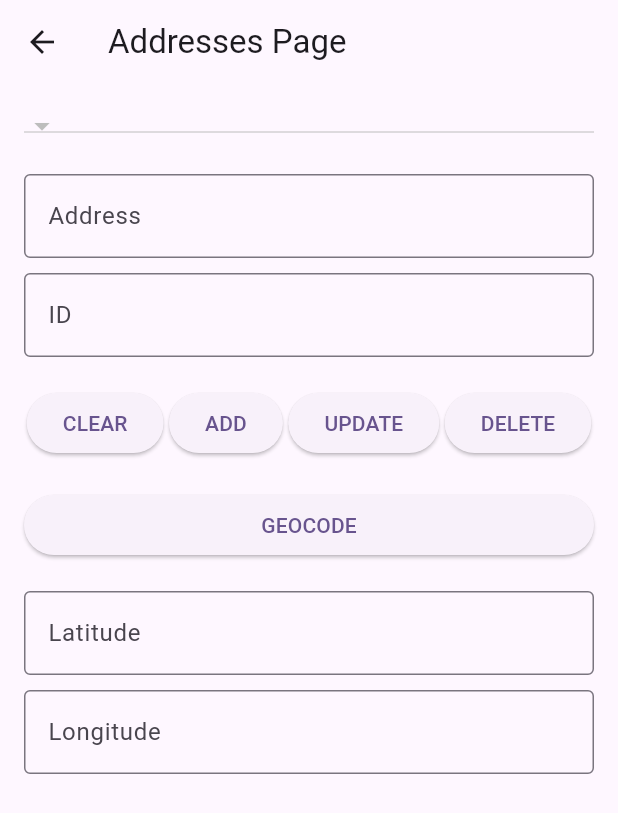
After one commit to lcbathtissue/FlutterCaloriesCalc, a Flutter app: the screen it shows after launch, after a tap on "ADDRESSES", on a phone screen of 412 x 824 dp. The commit adds this screen. Shown: the top 813 px of the screen. Run offline on Flutter 3.47's test engine with Material 3 defaults, Android fonts, the phone set to English and light mode, and no system bars; our stand-ins replace geocoding, sqflite; accounts and stored records are empty.

Commit message:
addresses and reverse geocoding

```diff
--- /dev/null
+++ b/flutter_calories_calc/lib/addresses.dart
@@ -0,0 +1,180 @@
+import 'package:flutter/material.dart';
+import 'databasehelper.dart';
+import 'reversegeocode.dart';
+
+
+class AddressesPage extends StatefulWidget {
+  @override
+  _AddressesPageState createState() => _AddressesPageState();
+}
+
+class _AddressesPageState extends State<AddressesPage> {
+  final TextEditingController addressController = TextEditingController();
+  final TextEditingController idController = TextEditingController();
+  final TextEditingController latController = TextEditingController();
+  final TextEditingController longController = TextEditingController();
+  List<Map<String, dynamic>> addresses = [];
+  Map<String, dynamic> selectedAddress = {};
+  ReverseGeocode reverseGeocode = ReverseGeocode(); // Initialize ReverseGeocode here
+
+  @override
+  void initState() {
+    super.initState();
+    loadAddresses();
+  }
+
+  void loadAddresses() async {
+    final dbHelper = DatabaseHelper();
+    List<Map<String, dynamic>> addressList = await dbHelper.getAddresses();
+
+    // Remove duplicates based on 'id'
+    addressList = addressList.toSet().toList();
+
+    setState(() {
+      addresses = addressList;
+      if (addressList.isNotEmpty) {
+        selectedAddress = addressList[0];
+        displayAddress(selectedAddress);
+      }
+    });
+  }
+
+  void displayAddress(Map<String, dynamic> address) {
+    addressController.text = address['address'];
+    idController.text = address['id'].toString();
+  }
+
+  void clearFields() {
+    addressController.clear();
+    idController.clear();
+  }
+
+  void addAddress() async {
+    final dbHelper = DatabaseHelper();
+    final newAddress = {'address': addressController.text};
+    await dbHelper.insertAddress(newAddress);
+    loadAddresses();
+    clearFields();
+  }
+
+  void updateAddress() async {
+    final dbHelper = DatabaseHelper();
+    final updatedAddress = {
+      'id': selectedAddress['id'],
+      'address': addressController.text
+    };
+    await dbHelper.updateAddress(updatedAddress);
+    loadAddresses();
+    clearFields();
+  }
+
+  void deleteAddress() async {
+    final dbHelper = DatabaseHelper();
+    await dbHelper.deleteAddress(selectedAddress['id']);
+    loadAddresses();
+    clearFields();
+  }
+
+  void getLatLong() async {
+    Map<String, double> latLong =
+        await reverseGeocode.getLatLongFromAddress(addressController.text);
+    setState(() {
+      latController.text = latLong['latitude'].toString();
+      longController.text = latLong['longitude'].toString();
+    });
+  }
+
+  @override
+  Widget build(BuildContext context) {
+    return Scaffold(
+      appBar: AppBar(
+        title: Text('Addresses Page'),
+      ),
+      body: Padding(
+        padding: const EdgeInsets.all(16.0),
+        child: Column(
+          crossAxisAlignment: CrossAxisAlignment.stretch,
+          children: [
+            DropdownButton<Map<String, dynamic>>(
+              value: selectedAddress,
+              items: addresses.map((address) {
+                return DropdownMenuItem<Map<String, dynamic>>(
+                  value: address,
+                  key: UniqueKey(),
+                  child: Text(address['address']),
+                );
+              }).toList(),
+              onChanged: (value) {
+                setState(() {
+                  selectedAddress = value!;
+                  displayAddress(selectedAddress);
+                });
+              },
+            ),
+            SizedBox(height: 20),
+            TextField(
+              controller: addressController,
+              decoration: InputDecoration(
+                labelText: 'Address',
+                border: OutlineInputBorder(),
+              ),
+            ),
+            SizedBox(height: 10),
+            TextField(
+              controller: idController,
+              decoration: InputDecoration(
+                labelText: 'ID',
+                border: OutlineInputBorder(),
+              ),
+            ),
+            SizedBox(height: 20),
+            Row(
+              mainAxisAlignment: MainAxisAlignment.spaceAround,
+              children: [
+                ElevatedButton(
+                  onPressed: clearFields,
+                  child: Text('CLEAR'),
+                ),
+                ElevatedButton(
+                  onPressed: addAddress,
+                  child: Text('ADD'),
+                ),
+                ElevatedButton(
+                  onPressed: updateAddress,
+                  child: Text('UPDATE'),
+                ),
+                ElevatedButton(
+                  onPressed: deleteAddress,
+                  child: Text('DELETE'),
+                ),
+              ],
+            ),
+            SizedBox(height: 20),
+            ElevatedButton(
+              onPressed: getLatLong,
+              child: Text('GEOCODE'),
+            ),
+            SizedBox(height: 20),
+            TextField(
+              controller: latController,
+              readOnly: true,
+              decoration: InputDecoration(
+                labelText: 'Latitude',
+                border: OutlineInputBorder(),
+              ),
+            ),
+            SizedBox(height: 10),
+            TextField(
+              controller: longController,
+              readOnly: true,
+              decoration: InputDecoration(
+                labelText: 'Longitude',
+                border: OutlineInputBorder(),
+              ),
+            ),
+          ],
+        ),
+      ),
+    );
+  }
+}
--- a/flutter_calories_calc/lib/databasehelper.dart
+++ b/flutter_calories_calc/lib/databasehelper.dart
@@ -1,6 +1,8 @@
 import 'package:sqflite/sqflite.dart';
 import 'package:path/path.dart';
 import 'package:path_provider/path_provider.dart';
+import 'dart:io';
+import 'package:flutter/services.dart' show rootBundle;
 
 
 class DatabaseHelper {
@@ -13,7 +15,26 @@ class DatabaseHelper {
   }
 
   Future<void> initDatabase() async {
-    _database = await _initDatabase();
+    bool databaseExists = await checkDatabaseExists();
+    if (!databaseExists) {
+      await _createDatabase();
+      await insertInitialData();
+    }
+  }
+
+  Future<bool> checkDatabaseExists() async {
+    String path = join(await getDatabasesPath(), 'FlutterCaloriesCalc_db.sqlite');
+    return databaseFactory.databaseExists(path);
+  }
+
+  Future<void> _createDatabase() async {
+    String path = join(await getDatabasesPath(), 'FlutterCaloriesCalc_db.sqlite');
+    _database = await openDatabase(path, version: 1, onCreate: _createDb);
+  }
+
+  Future<void> insertInitialData() async {
+    await insertFoodsFromFile();
+    await insertAddressesFromFile();
   }
 
   Future<Database> _initDatabase() async {
@@ -113,31 +134,82 @@ class DatabaseHelper {
     return await db.delete('addresses', where: 'id = ?', whereArgs: [id]);
   }
 
+  Future<void> insertFoodsFromFile() async {
+    try {
+      String foodsData = await rootBundle.loadString('foods');
+      List<String> foodsList = foodsData.split('\n');
+
+      Database db = await database;
+      Batch batch = db.batch();
+
+      for (String foodLine in foodsList) {
+        List<String> foodInfo = foodLine.split('    '); // Split by your delineator
+        String name = foodInfo[0].trim();
+        int calories = int.tryParse(foodInfo[1].trim()) ?? 0; // Parse calories as int
+
+        batch.insert('foods', {'name': name, 'calories': calories});
+      }
+
+      await batch.commit();
+      print('Foods inserted successfully.');
+    } catch (e) {
+      print('Error inserting foods: $e');
+    }
+  }
 
   Future<void> insertAddressesFromFile() async {
     try {
-      Directory appDocDir = await getApplicationDocumentsDirectory();
-      File file = File('${appDocDir.path}/addresses.txt');
+      String addresses = await rootBundle.loadString('addresses');
+      List<String> addressList = addresses.split('\n');
 
-      if (await file.exists()) {
-        List<String> addresses = await file.readAsLines();
+      Database db = await database;
+      Batch batch = db.batch();
 
-        Database db = await database;
-        Batch batch = db.batch();
+      for (String address in addressList) {
+        batch.insert('addresses', {'address': address});
+      }
 
-        for (String address in addresses) {
-          batch.insert('addresses', {'address': address});
-        }
-
-        await batch.commit();
-        print('Addresses inserted successfully.');
-      } else {
-        print('File not found.');
-      }
+      await batch.commit();
+      print('Addresses inserted successfully.');
     } catch (e) {
       print('Error inserting addresses: $e');
     }
   }
 
+  Future<int> clearFoodsTable() async {
+    Database db = await database;
+    return await db.delete('foods');
+  }
 
+  Future<int> clearMealPlanTable() async {
+    Database db = await database;
+    return await db.delete('meal_plan');
+  }
+
+  Future<int> clearAddressesTable() async {
+    Database db = await database;
+    return await db.delete('addresses');
+  }
+
+  Future<void> clearAllTables() async {
+    await clearFoodsTable();
+    await clearMealPlanTable();
+    await clearAddressesTable();
+    print('All tables cleared.');
+  }
+
+  Future<void> deleteDatabaseFile() async {
+    String path = join(await getDatabasesPath(), 'FlutterCaloriesCalc_db.sqlite');
+    if (await databaseExists(path)) {
+      Database? db = _database;
+      if (db != null && db.isOpen) {
+        await db.close();
+      }
+      await deleteDatabase(path);
+      _database = null; // Reset the database reference after deletion
+      print('Database file deleted successfully.');
+    } else {
+      print('Database file does not exist.');
+    }
+  }
 }
--- a/flutter_calories_calc/lib/main.dart
+++ b/flutter_calories_calc/lib/main.dart
@@ -1,38 +1,24 @@
 import 'package:flutter/material.dart';
 import 'databasehelper.dart';
+import 'addresses.dart';
 
 void main() async {
   WidgetsFlutterBinding.ensureInitialized();
   final DatabaseHelper dbHelper = DatabaseHelper();
   await dbHelper.initDatabase();
-  dbHelper.insertAddressesFromFile();
+  // await dbHelper.deleteDatabaseFile();  // for full reset of database
+  // await dbHelper.clearAllTables();  // empties tables but they will not be re-initialized with data from files without full delete
   runApp(const MyApp());
 }
 
 class MyApp extends StatelessWidget {
-  const MyApp({super.key});
+  const MyApp({Key? key}) : super(key: key);
 
-  // This widget is the root of your application.
   @override
   Widget build(BuildContext context) {
     return MaterialApp(
       title: 'Flutter Demo',
       theme: ThemeData(
-        // This is the theme of your application.
-        //
-        // TRY THIS: Try running your application with "flutter run". You'll see
-        // the application has a blue toolbar. Then, without quitting the app,
-        // try changing the seedColor in the colorScheme below to Colors.green
-        // and then invoke "hot reload" (save your changes or press the "hot
-        // reload" button in a Flutter-supported IDE, or press "r" if you used
-        // the command line to start the app).
-        //
-        // Notice that the counter didn't reset back to zero; the application
-        // state is not lost during the reload. To reset the state, use hot
-        // restart instead.
-        //
-        // This works for code too, not just values: Most code changes can be
-        // tested with just a hot reload.
         colorScheme: ColorScheme.fromSeed(seedColor: Colors.deepPurple),
         useMaterial3: true,
       ),
@@ -42,17 +28,7 @@ class MyApp extends StatelessWidget {
 }
 
 class MyHomePage extends StatefulWidget {
-  const MyHomePage({super.key, required this.title});
-
-  // This widget is the home page of your application. It is stateful, meaning
-  // that it has a State object (defined below) that contains fields that affect
-  // how it looks.
-
-  // This class is the configuration for the state. It holds the values (in this
-  // case the title) provided by the parent (in this case the App widget) and
-  // used by the build method of the State. Fields in a Widget subclass are
-  // always marked "final".
-
+  const MyHomePage({Key? key, required this.title}) : super(key: key);
   final String title;
 
   @override
@@ -60,71 +36,26 @@ class MyHomePage extends StatefulWidget {
 }
 
 class _MyHomePageState extends State<MyHomePage> {
-  int _counter = 0;
-
-  void _incrementCounter() {
-    setState(() {
-      // This call to setState tells the Flutter framework that something has
-      // changed in this State, which causes it to rerun the build method below
-      // so that the display can reflect the updated values. If we changed
-      // _counter without calling setState(), then the build method would not be
-      // called again, and so nothing would appear to happen.
-      _counter++;
-    });
-  }
-
   @override
   Widget build(BuildContext context) {
-    // This method is rerun every time setState is called, for instance as done
-    // by the _incrementCounter method above.
-    //
-    // The Flutter framework has been optimized to make rerunning build methods
-    // fast, so that you can just rebuild anything that needs updating rather
-    // than having to individually change instances of widgets.
     return Scaffold(
       appBar: AppBar(
-        // TRY THIS: Try changing the color here to a specific color (to
-        // Colors.amber, perhaps?) and trigger a hot reload to see the AppBar
-        // change color while the other colors stay the same.
-        backgroundColor: Theme.of(context).colorScheme.inversePrimary,
-        // Here we take the value from the MyHomePage object that was created by
-        // the App.build method, and use it to set our appbar title.
-        title: Text(widget.title),
+        title: const Text('Addresses Button'),
       ),
       body: Center(
-        // Center is a layout widget. It takes a single child and positions it
-        // in the middle of the parent.
-        child: Column(
-          // Column is also a layout widget. It takes a list of children and
-          // arranges them vertically. By default, it sizes itself to fit its
-          // children horizontally, and tries to be as tall as its parent.
-          //
-          // Column has various properties to control how it sizes itself and
-          // how it positions its children. Here we use mainAxisAlignment to
-          // center the children vertically; the main axis here is the vertical
-          // axis because Columns are vertical (the cross axis would be
-          // horizontal).
-          //
-          // TRY THIS: Invoke "debug painting" (choose the "Toggle Debug Paint"
-          // action in the IDE, or press "p" in the console), to see the
-          // wireframe for each widget.
-          mainAxisAlignment: MainAxisAlignment.center,
-          children: <Widget>[
-            const Text(
-              'You have pushed the button this many times:',
-            ),
-            Text(
-              '$_counter',
-              style: Theme.of(context).textTheme.headlineMedium,
-            ),
-          ],
+        child: TextButton(
+          onPressed: () {
+            Navigator.push(
+              context,
+              MaterialPageRoute(builder: (context) => AddressesPage()),
+            );
+          },
+          child: Text(
+            'ADDRESSES',
+            style: TextStyle(color: Colors.blue, fontSize: 20.0),
+          ),
         ),
       ),
-      floatingActionButton: FloatingActionButton(
-        onPressed: _incrementCounter,
-        tooltip: 'Increment',
-        child: const Icon(Icons.add),
-      ), // This trailing comma makes auto-formatting nicer for build methods.
     );
   }
 }
--- /dev/null
+++ b/flutter_calories_calc/lib/reversegeocode.dart
@@ -0,0 +1,22 @@
+import 'package:geocoding/geocoding.dart';
+
+class ReverseGeocode {
+  Future<Map<String, double>> getLatLongFromAddress(String address) async {
+    try {
+      List<Location> locations = await locationFromAddress(address);
+      if (locations.isNotEmpty) {
+        Location location = locations.first;
+        return {
+          'latitude': location.latitude,
+          'longitude': location.longitude,
+        };
+      }
+    } catch (e) {
+      print('Error getting lat/long: $e');
+    }
+    return {
+      'latitude': 0.0,
+      'longitude': 0.0,
+    }; // Return default values or handle errors
+  }
+}
--- /dev/null
+++ b/geocoding_tests.dart
@@ -0,0 +1,5 @@
+
+  ReverseGeocode reverseGeocode = ReverseGeocode();
+  Map<String, double> latLong = await reverseGeocode.getLatLongFromAddress('2000 Simcoe St N, Oshawa, ON L1G 0C5, Canada');
+  print('Latitude: ${latLong['latitude']}');
+  print('Longitude: ${latLong['longitude']}');
```
Also changed, not shown: flutter_calories_calc/pubspec.yaml (+4 -9 lines), flutter_calories_calc/pubspec.lock, 2 other files.
